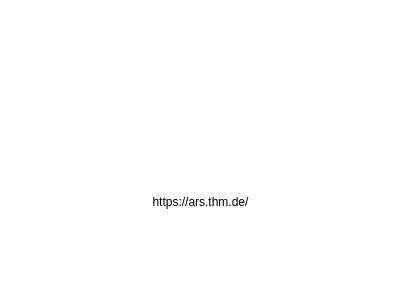
The window that src/ui/qrcodewidget.ui (thm-projects/arsnova-overlay) describes before a commit, drawn with Qt 5.
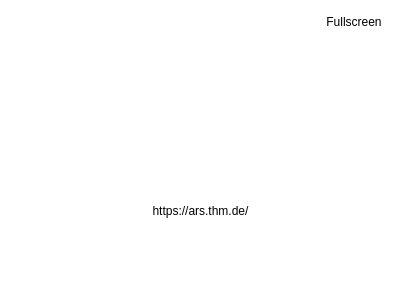
The same window after the commit. Icons and pictures are not drawn.

Commit message: Some changes to ui style and logo

Diff of the .ui file:
```diff
--- a/src/ui/qrcodewidget.ui
+++ b/src/ui/qrcodewidget.ui
@@ -20,19 +20,59 @@
   </property>
   <layout class="QGridLayout" name="gridLayout">
    <item row="0" column="0">
-    <spacer name="verticalSpacer">
-     <property name="orientation">
-      <enum>Qt::Vertical</enum>
-     </property>
-     <property name="sizeHint" stdset="0">
-      <size>
-       <width>20</width>
-       <height>74</height>
-      </size>
-     </property>
-    </spacer>
+    <layout class="QHBoxLayout" name="horizontalLayout_5">
+     <item>
+      <spacer name="horizontalSpacer_5">
+       <property name="orientation">
+        <enum>Qt::Horizontal</enum>
+       </property>
+       <property name="sizeHint" stdset="0">
+        <size>
+         <width>40</width>
+         <height>20</height>
+        </size>
+       </property>
+      </spacer>
+     </item>
+     <item>
+      <widget class="QToolButton" name="toolButton">
+       <property name="text">
+        <string>Fullscreen</string>
+       </property>
+       <property name="icon">
+        <iconset resource="../resources/resources.qrc">
+         <normaloff>:/images/images/view-fullscreen.png</normaloff>:/images/images/view-fullscreen.png</iconset>
+       </property>
+       <property name="checkable">
+        <bool>true</bool>
+       </property>
+       <property name="popupMode">
+        <enum>QToolButton::DelayedPopup</enum>
+       </property>
+       <property name="toolButtonStyle">
+        <enum>Qt::ToolButtonTextBesideIcon</enum>
+       </property>
+       <property name="autoRaise">
+        <bool>true</bool>
+       </property>
+      </widget>
+     </item>
+    </layout>
    </item>
    <item row="1" column="0">
+    <spacer name="verticalSpacer">
+     <property name="orientation">
+      <enum>Qt::Vertical</enum>
+     </property>
+     <property name="sizeHint" stdset="0">
+      <size>
+       <width>20</width>
+       <height>74</height>
+      </size>
+     </property>
+    </spacer>
+   </item>
+   <item row="2" column="0">
     <layout class="QHBoxLayout" name="horizontalLayout">
      <item>
       <spacer name="horizontalSpacer">
@@ -69,7 +109,7 @@
      </item>
     </layout>
    </item>
-   <item row="2" column="0">
+   <item row="3" column="0">
     <spacer name="verticalSpacer_2">
      <property name="orientation">
       <enum>Qt::Vertical</enum>
@@ -82,7 +122,7 @@
      </property>
     </spacer>
    </item>
-   <item row="3" column="0" colspan="2">
+   <item row="4" column="0">
     <layout class="QHBoxLayout" name="horizontalLayout_2">
      <item>
       <spacer name="horizontalSpacer_3">
@@ -125,7 +165,7 @@
      </item>
     </layout>
    </item>
-   <item row="4" column="0">
+   <item row="5" column="0">
     <spacer name="verticalSpacer_3">
      <property name="orientation">
       <enum>Qt::Vertical</enum>
```
Left out of the diff: 4 changed lines with no effect on the pictures. The commit also changes 10 other files.
